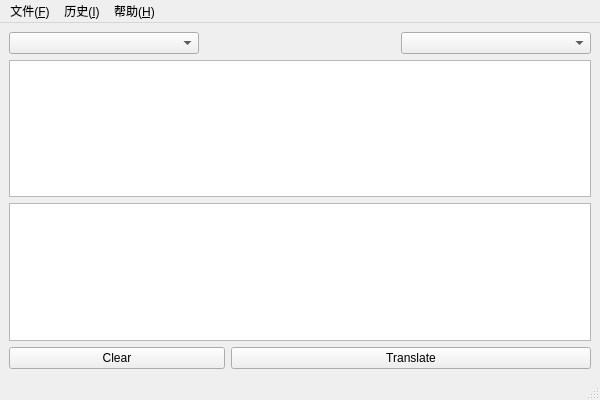
First picture: the form in mainwindow.ui, repository MaxDumbledore/LangSword, before the edit.
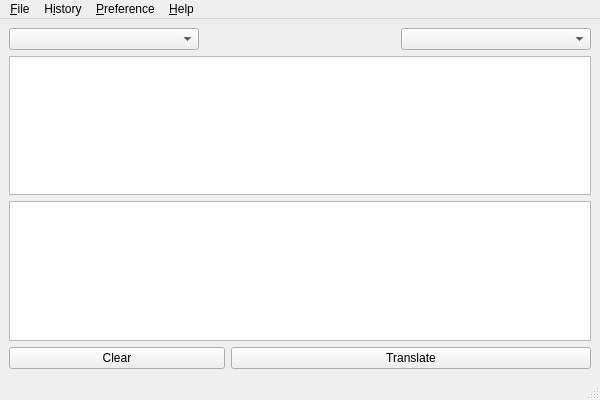
Second picture: the form after the edit. Icons and pictures are not drawn.

Diff of the .ui file:
```diff
--- a/mainwindow.ui
+++ b/mainwindow.ui
@@ -95,22 +95,29 @@
    </property>
    <widget class="QMenu" name="menu">
     <property name="title">
-     <string>文件(&amp;F)</string>
+     <string>&amp;File</string>
     </property>
    </widget>
    <widget class="QMenu" name="menu_2">
     <property name="title">
-     <string>历史(&amp;I)</string>
+     <string>H&amp;istory</string>
     </property>
    </widget>
    <widget class="QMenu" name="menu_3">
     <property name="title">
-     <string>帮助(&amp;H)</string>
+     <string>&amp;Preference</string>
+    </property>
+    <addaction name="actionSettings"/>
+   </widget>
+   <widget class="QMenu" name="menu_P">
+    <property name="title">
+     <string>&amp;Help</string>
     </property>
    </widget>
    <addaction name="menu"/>
    <addaction name="menu_2"/>
    <addaction name="menu_3"/>
+   <addaction name="menu_P"/>
   </widget>
   <widget class="QStatusBar" name="statusbar"/>
  </widget>
```
Left out of the diff: 5 changed lines with no effect on the pictures.
